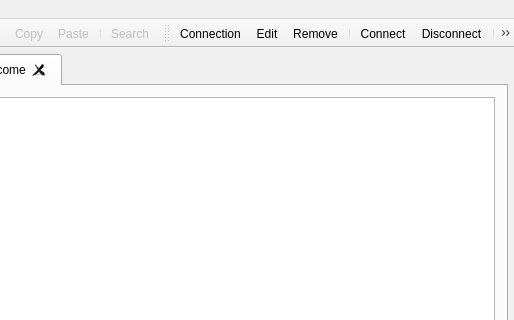
Above: src/mainwindow.ui from FrenchDilettante/dbmaster before the change; both pictures show x 326 to 840 and y 0 to 320 of the 840 by 590 pixel window. Below: the same form after it.
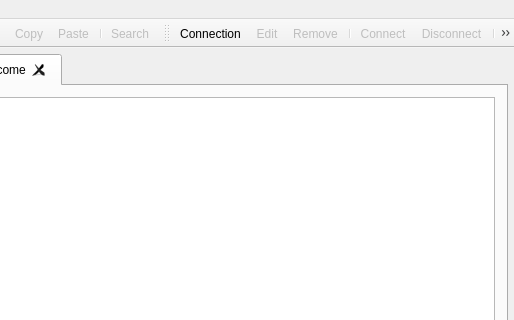
That is the form after the change. Icons and pictures are not drawn. Custom widgets are drawn as their Qt base class.

Commit message: Amelioration boutons DB

```diff
--- a/src/mainwindow.ui
+++ b/src/mainwindow.ui
@@ -531,6 +531,9 @@
    </property>
   </action>
   <action name="actionEditConnection">
+   <property name="enabled">
+    <bool>false</bool>
+   </property>
    <property name="text">
     <string>Edit</string>
    </property>
@@ -539,6 +542,9 @@
    </property>
   </action>
   <action name="actionRemoveConnection">
+   <property name="enabled">
+    <bool>false</bool>
+   </property>
    <property name="text">
     <string>Remove</string>
    </property>
@@ -547,11 +553,17 @@
    </property>
   </action>
   <action name="actionConnect">
+   <property name="enabled">
+    <bool>false</bool>
+   </property>
    <property name="text">
     <string>Connect</string>
    </property>
   </action>
   <action name="actionDisconnect">
+   <property name="enabled">
+    <bool>false</bool>
+   </property>
    <property name="text">
     <string>Disconnect</string>
    </property>
```
The commit also changes 4 other files.
